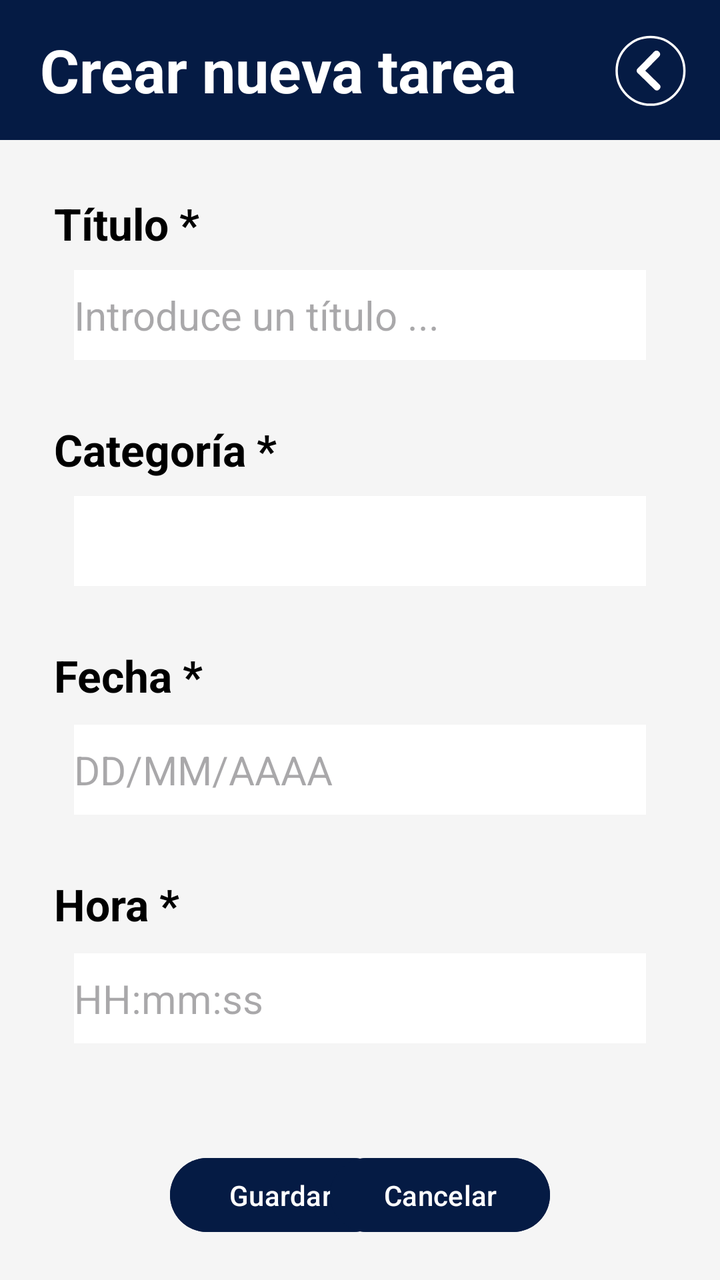
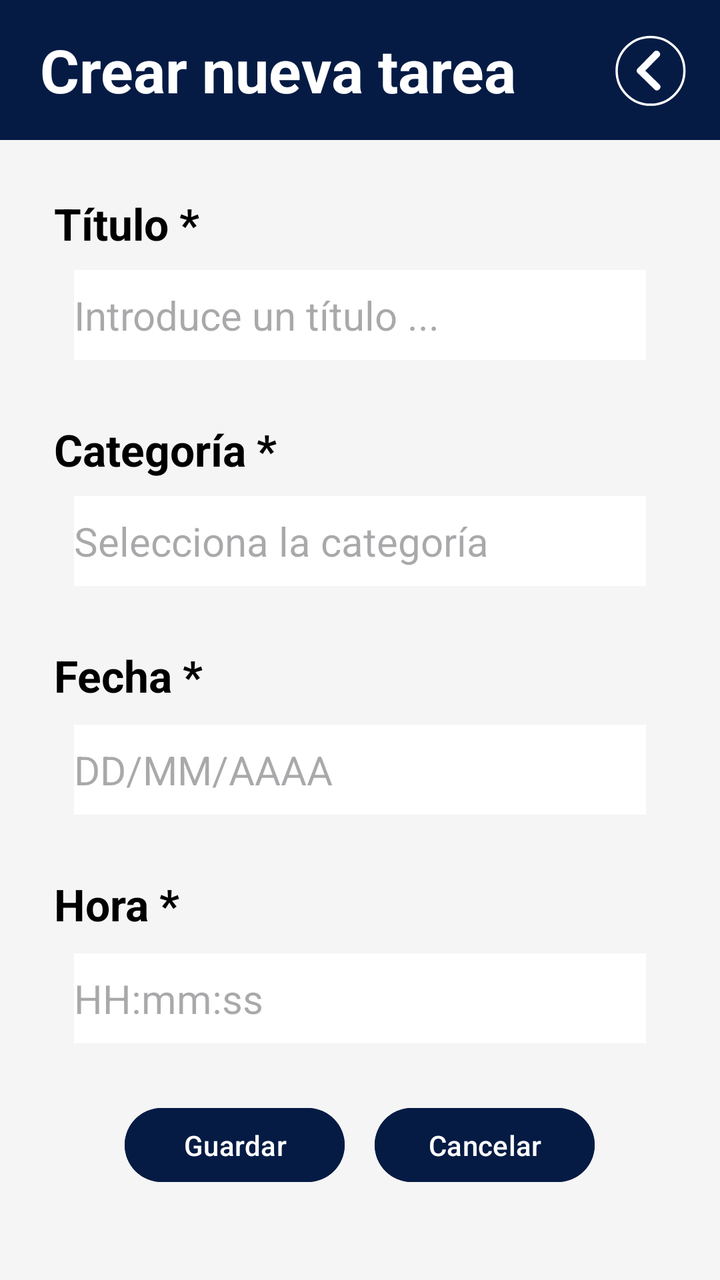

The first picture is an Android layout as it rendered before a commit; the second is the same layout after the commit. The layout source and the unified diff follow.
<!-- AndroidManifest.xml: application theme Theme.ToDoAgenda -->
<!-- res/layout/second_activity.xml -->
<?xml version="1.0" encoding="utf-8"?>
<androidx.constraintlayout.widget.ConstraintLayout xmlns:android="http://schemas.android.com/apk/res/android"
    xmlns:app="http://schemas.android.com/apk/res-auto"
    xmlns:tools="http://schemas.android.com/tools"
    android:id="@+id/contenedor_principal"
    android:layout_width="match_parent"
    android:layout_height="match_parent"
    android:background="@color/light_grey"
    tools:context=".MainActivity">

    <LinearLayout
        android:id="@+id/lyt_encabezado"
        android:layout_width="0dp"
        android:layout_height="70dp"
        android:background="@color/navy_blue"
        android:gravity="center_vertical"
        android:orientation="horizontal"
        android:padding="5dp"
        app:layout_constraintEnd_toEndOf="parent"
        app:layout_constraintStart_toStartOf="parent"
        app:layout_constraintTop_toTopOf="parent">

        <TextView
            android:id="@+id/txt_titulo_formulario"
            android:layout_width="0dp"
            android:layout_height="wrap_content"
            android:layout_gravity="center"
            android:layout_marginStart="15dp"
            android:layout_weight="1"
            android:text="@string/txt_titulo"
            android:textColor="@color/white"
            android:textSize="30sp"
            android:textStyle="bold" />

        <Button
            android:id="@+id/btn_volver"
            android:layout_width="60dp"
            android:layout_height="60dp"
            android:layout_marginStart="12dp"
            android:background="@color/transparent"
            app:icon="@drawable/ic_salir"
            app:iconGravity="textStart"
            app:iconPadding="0dp"
            app:iconSize="40dp" />

    </LinearLayout>

    <LinearLayout
        android:id="@+id/lyt_formulario"
        android:layout_width="0dp"
        android:layout_height="wrap_content"
        android:background="@color/light_grey"
        android:orientation="vertical"
        android:padding="12dp"
        app:layout_constraintEnd_toEndOf="parent"
        app:layout_constraintStart_toStartOf="parent"
        app:layout_constraintTop_toBottomOf="@+id/lyt_encabezado">

        <TextView
            android:id="@+id/txt_titulo"
            android:layout_width="match_parent"
            android:layout_height="28dp"
            android:layout_marginStart="15dp"
            android:layout_marginTop="15dp"
            android:layout_marginEnd="15dp"
            android:layout_marginBottom="10dp"
            android:text="@string/txt_titulo_tarea"
            android:textColor="@color/black"
            android:textSize="22sp"
            android:textStyle="bold" />

        <EditText
            android:id="@+id/etxt_titulo"
            android:layout_width="match_parent"
            android:layout_height="45dp"
            android:layout_marginStart="25dp"
            android:layout_marginEnd="25dp"
            android:layout_marginBottom="15dp"
            android:background="@color/white"
            android:hint="@string/etxt_titulo"
            android:textSize="20sp" />

        <TextView
            android:id="@+id/txt_categoria"
            android:layout_width="match_parent"
            android:layout_height="28dp"
            android:layout_marginStart="15dp"
            android:layout_marginTop="15dp"
            android:layout_marginEnd="15dp"
            android:layout_marginBottom="10dp"
            android:text="@string/txt_categoria"
            android:textColor="@color/black"
            android:textSize="22sp"
            android:textStyle="bold" />

        <Spinner
            android:id="@+id/etxt_categoria"
            android:layout_width="match_parent"
            android:layout_height="45dp"
            android:layout_marginStart="25dp"
            android:layout_marginEnd="25dp"
            android:layout_marginBottom="15dp"
            android:background="@color/white" />


        <TextView
            android:id="@+id/txt_fecha"
            android:layout_width="match_parent"
            android:layout_height="wrap_content"
            android:layout_marginStart="15dp"
            android:layout_marginTop="15dp"
            android:layout_marginEnd="15dp"
            android:layout_marginBottom="10dp"
            android:text="@string/txt_tit_fecha"
            android:textColor="@color/black"
            android:textSize="22sp"
            android:textStyle="bold" />

        <EditText
            android:id="@+id/etxt_fecha"
            android:layout_width="match_parent"
            android:layout_height="45dp"
            android:layout_marginStart="25dp"
            android:layout_marginEnd="25dp"
            android:layout_marginBottom="15dp"
            android:background="@color/white"
            android:hint="@string/etxt_fecha"
            android:textSize="20sp" />


        <TextView
            android:id="@+id/txt_hora"
            android:layout_width="match_parent"
            android:layout_height="wrap_content"
            android:layout_marginStart="15dp"
            android:layout_marginTop="15dp"
            android:layout_marginEnd="15dp"
            android:layout_marginBottom="10dp"
            android:text="@string/txt_titulo_hora"
            android:textColor="@color/black"
            android:textSize="22sp"
            android:textStyle="bold" />

        <EditText
            android:id="@+id/etxt_hora"
            android:layout_width="match_parent"
            android:layout_height="45dp"
            android:layout_marginStart="25dp"
            android:layout_marginEnd="25dp"
            android:background="@color/white"
            android:hint="@string/etxt_hora"
            android:textSize="20sp" />


    </LinearLayout>

    <Button
        android:id="@+id/btn_guardar"
        android:layout_width="110dp"
        android:layout_height="45dp"
        android:layout_marginStart="85dp"
        android:layout_marginBottom="20dp"
        android:backgroundTint="@color/navy_blue"
        android:text="@string/txt_guardar"
        android:textColor="@color/white"
        app:layout_constraintBottom_toBottomOf="parent"
        app:layout_constraintStart_toStartOf="parent" />

    <Button
        android:id="@+id/btn_cancelar"
        android:layout_width="110dp"
        android:layout_height="45dp"
        android:layout_marginEnd="85dp"
        android:layout_marginBottom="20dp"
        android:backgroundTint="@color/navy_blue"
        android:text="@string/txt_btn_cancelar"
        android:textColor="@color/white"
        app:layout_constraintBottom_toBottomOf="parent"
        app:layout_constraintEnd_toEndOf="parent" />

</androidx.constraintlayout.widget.ConstraintLayout>
<!-- resources referenced by this layout -->
<resources>
  <color name="black">#000000</color>
  <color name="light_grey">#F5F5F5</color>
  <color name="navy_blue">#051B44</color>
  <color name="transparent">#00000000</color>
  <color name="white">#FFFFFF</color>
  <!-- drawable ic_salir (drawable) -->
  <vector xmlns:android="http://schemas.android.com/apk/res/android"
      android:width="512dp"
      android:height="512dp"
      android:viewportWidth="512"
      android:viewportHeight="512">
    <path
        android:pathData="M259.44,261.22m-216.78,0a216.78,216.78 0,1 1,433.57 0a216.78,216.78 0,1 1,-433.57 0"
        android:strokeWidth="15"
        android:fillColor="#00000000"
        android:strokeColor="#ffffff"
        android:strokeLineCap="round"/>
    <path
        android:pathData="M176.96,246.63L283.49,137.66A19.75,19.75 89.35,0 1,311.41 137.34L315.08,140.93A19.75,19.75 89.35,0 1,315.4 168.85L208.87,277.83A19.75,19.75 89.35,0 1,180.94 278.14L177.27,274.55A19.75,19.75 89.35,0 1,176.96 246.63z"
        android:strokeWidth="2.99"
        android:fillColor="#ffffff"
        android:strokeColor="#00000000"
        android:strokeLineCap="round"/>
    <path
        android:pathData="M208.37,243.14L317.34,349.68A19.75,19.75 89.35,0 1,317.66 377.6L314.07,381.27A19.75,19.75 89.35,0 1,286.15 381.59L177.18,275.05A19.75,19.75 89.35,0 1,176.86 247.13L180.45,243.46A19.75,19.75 89.35,0 1,208.37 243.14z"
        android:strokeWidth="2.99"
        android:fillColor="#ffffff"
        android:strokeColor="#00000000"
        android:strokeLineCap="round"/>
  </vector>
  <string name="etxt_fecha">DD/MM/AAAA</string>
  <string name="etxt_hora">HH:mm:ss</string>
  <string name="etxt_titulo">Introduce un título ...</string>
  <string name="txt_btn_cancelar">Cancelar</string>
  <string name="txt_categoria">Categoría *</string>
  <string name="txt_guardar">Guardar</string>
  <string name="txt_tit_fecha">Fecha *</string>
  <string name="txt_titulo">Crear nueva tarea</string>
  <string name="txt_titulo_hora">Hora *</string>
  <string name="txt_titulo_tarea">Título *</string>
  <style name="Theme.ToDoAgenda" parent="Base.Theme.ToDoAgenda" />
  <style name="Base.Theme.ToDoAgenda" parent="Theme.Material3.DayNight.NoActionBar">
          
          
      </style>
</resources>

<!-- the commit's change to res/layout/second_activity.xml (unified diff, before → after) -->
@@ -93,14 +93,18 @@
             android:textSize="22sp"
             android:textStyle="bold" />
 
-        <Spinner
+        <EditText
             android:id="@+id/etxt_categoria"
             android:layout_width="match_parent"
             android:layout_height="45dp"
             android:layout_marginStart="25dp"
             android:layout_marginEnd="25dp"
             android:layout_marginBottom="15dp"
-            android:background="@color/white" />
+            android:background="@color/white"
+            android:hint="Selecciona la categoría"
+            android:textSize="20sp"
+            android:inputType="none"
+            android:focusable="false"/>
 
 
         <TextView
@@ -125,7 +129,9 @@
             android:layout_marginBottom="15dp"
             android:background="@color/white"
             android:hint="@string/etxt_fecha"
-            android:textSize="20sp" />
+            android:textSize="20sp"
+            android:inputType="none"
+            android:focusable="false" />
 
 
         <TextView
@@ -149,33 +155,37 @@
             android:layout_marginEnd="25dp"
             android:background="@color/white"
             android:hint="@string/etxt_hora"
-            android:textSize="20sp" />
+            android:textSize="20sp"
+            android:inputType="none"
+            android:focusable="false" />
 
 
     </LinearLayout>
+
+    <LinearLayout
+        android:layout_width="match_parent"
+        android:layout_height="wrap_content"
+        android:layout_marginBottom="45dp"
+        android:gravity="center"
+        app:layout_constraintBottom_toBottomOf="parent"
+        app:layout_constraintEnd_toEndOf="parent" >
 
     <Button
         android:id="@+id/btn_guardar"
         android:layout_width="110dp"
         android:layout_height="45dp"
-        android:layout_marginStart="85dp"
-        android:layout_marginBottom="20dp"
+        android:layout_marginEnd="15dp"
         android:backgroundTint="@color/navy_blue"
         android:text="@string/txt_guardar"
-        android:textColor="@color/white"
-        app:layout_constraintBottom_toBottomOf="parent"
-        app:layout_constraintStart_toStartOf="parent" />
+        android:textColor="@color/white" />
 
     <Button
         android:id="@+id/btn_cancelar"
         android:layout_width="110dp"
         android:layout_height="45dp"
-        android:layout_marginEnd="85dp"
-        android:layout_marginBottom="20dp"
         android:backgroundTint="@color/navy_blue"
         android:text="@string/txt_btn_cancelar"
-        android:textColor="@color/white"
-        app:layout_constraintBottom_toBottomOf="parent"
-        app:layout_constraintEnd_toEndOf="parent" />
+        android:textColor="@color/white" />
+    </LinearLayout>
 
 </androidx.constraintlayout.widget.ConstraintLayout>
